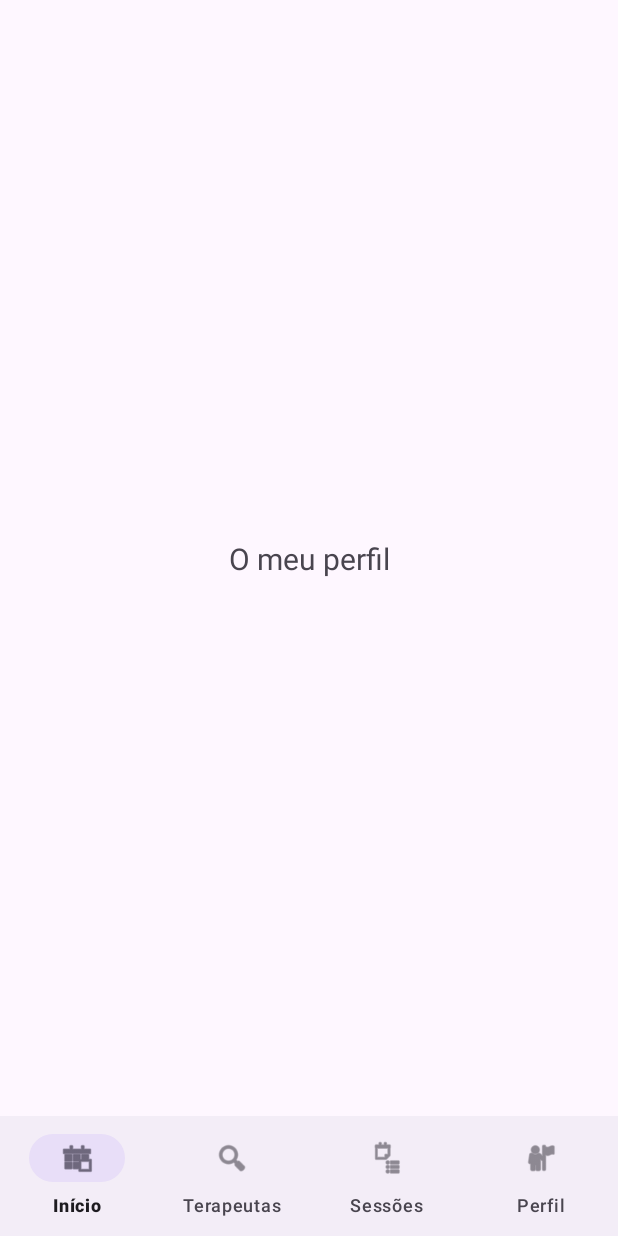
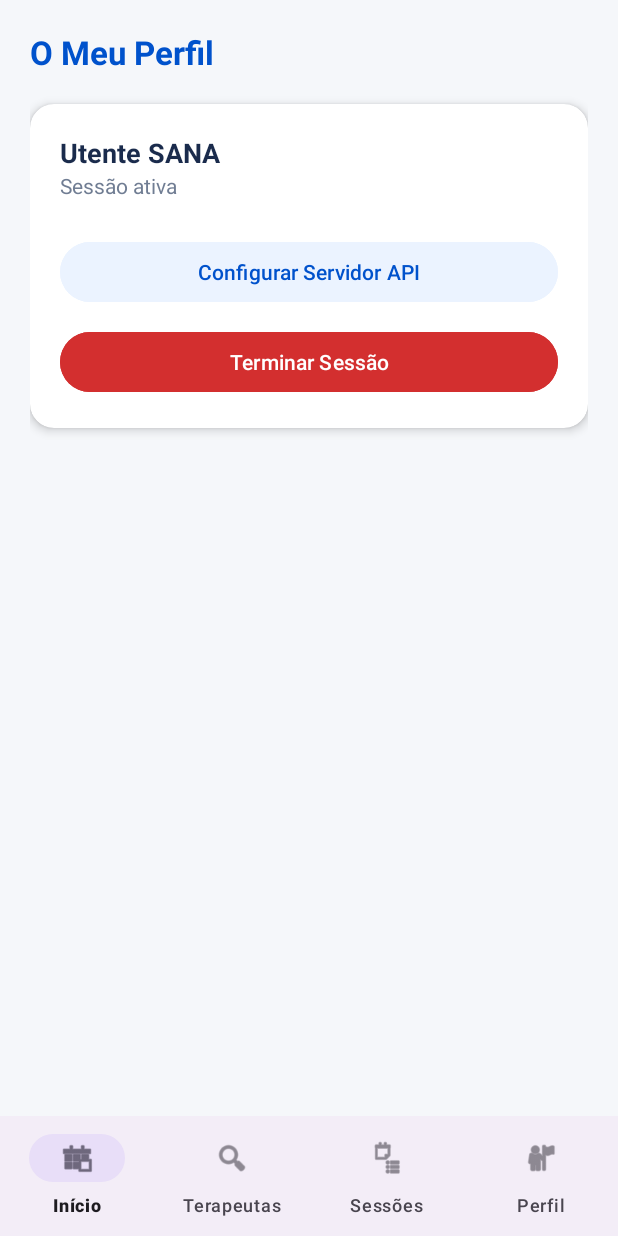
Before and after one commit to DiogoLopees/Projeto-PSI, an Android app: the fragment ProfileFragment placed in its activity, on a phone screen of 412 x 824 dp. Run offline under Robolectric (Android 15) with nearby library versions, the phone set to English and light mode, and no system bars.

Commit message:
LoginActivity, RegisterActivity e ProfileFragment com gestao de sessao JWT

```diff
--- a/android/app/src/main/AndroidManifest.xml
+++ b/android/app/src/main/AndroidManifest.xml
@@ -14,7 +14,7 @@
         android:supportsRtl="true"
         android:theme="@style/Theme.SANAANDROID"
         android:usesCleartextTraffic="true">
-
+        <activity android:name=".RegisterActivity" android:exported="false" />
         <activity
             android:name=".LoginActivity"
             android:exported="true"
--- a/android/app/src/main/java/com/example/sana_android/LoginActivity.java
+++ b/android/app/src/main/java/com/example/sana_android/LoginActivity.java
@@ -16,6 +16,8 @@ public class LoginActivity extends AppCompatActivity {
 
     @Override
     protected void onCreate(Bundle savedInstanceState) {
+        binding.btnGoToRegister.setOnClickListener(v ->
+                startActivity(new Intent(this, RegisterActivity.class)));
         super.onCreate(savedInstanceState);
         binding = ActivityLoginBinding.inflate(getLayoutInflater());
         setContentView(binding.getRoot());
--- a/android/app/src/main/java/com/example/sana_android/ProfileFragment.java
+++ b/android/app/src/main/java/com/example/sana_android/ProfileFragment.java
@@ -1,5 +1,6 @@
 package com.example.sana_android;
 
+import android.content.Intent;
 import android.os.Bundle;
 import android.view.LayoutInflater;
 import android.view.View;
@@ -7,11 +8,27 @@ import android.view.ViewGroup;
 import androidx.annotation.NonNull;
 import androidx.annotation.Nullable;
 import androidx.fragment.app.Fragment;
+import com.example.sana_android.databinding.FragmentProfileBinding;
 
 public class ProfileFragment extends Fragment {
+
+    private FragmentProfileBinding binding;
+
     @Nullable
     @Override
     public View onCreateView(@NonNull LayoutInflater inflater, @Nullable ViewGroup container, @Nullable Bundle savedInstanceState) {
-        return inflater.inflate(R.layout.fragment_profile, container, false);
+        binding = FragmentProfileBinding.inflate(inflater, container, false);
+
+        binding.btnProfileSettings.setOnClickListener(v ->
+                startActivity(new Intent(requireContext(), SettingsActivity.class)));
+
+        binding.btnLogout.setOnClickListener(v -> {
+            VolleyHelper.saveToken(requireContext(), "");
+            Intent intent = new Intent(requireContext(), LoginActivity.class);
+            intent.setFlags(Intent.FLAG_ACTIVITY_NEW_TASK | Intent.FLAG_ACTIVITY_CLEAR_TASK);
+            startActivity(intent);
+        });
+
+        return binding.getRoot();
     }
 }
--- a/android/app/src/main/res/layout/fragment_profile.xml
+++ b/android/app/src/main/res/layout/fragment_profile.xml
@@ -1,17 +1,69 @@
 <?xml version="1.0" encoding="utf-8"?>
-<androidx.constraintlayout.widget.ConstraintLayout xmlns:android="http://schemas.android.com/apk/res/android"
+<LinearLayout xmlns:android="http://schemas.android.com/apk/res/android"
     xmlns:app="http://schemas.android.com/apk/res-auto"
     android:layout_width="match_parent"
-    android:layout_height="match_parent">
+    android:layout_height="match_parent"
+    android:background="#F5F7FA"
+    android:orientation="vertical"
+    android:padding="20dp">
 
     <TextView
         android:layout_width="wrap_content"
         android:layout_height="wrap_content"
-        android:text="O meu perfil"
-        android:textSize="20sp"
-        app:layout_constraintBottom_toBottomOf="parent"
-        app:layout_constraintEnd_toEndOf="parent"
-        app:layout_constraintStart_toStartOf="parent"
-        app:layout_constraintTop_toTopOf="parent" />
+        android:layout_marginBottom="20dp"
+        android:text="O Meu Perfil"
+        android:textColor="#0052CC"
+        android:textSize="22sp"
+        android:textStyle="bold" />
 
-</androidx.constraintlayout.widget.ConstraintLayout>
+    <androidx.cardview.widget.CardView
+        android:layout_width="match_parent"
+        android:layout_height="wrap_content"
+        app:cardBackgroundColor="#FFFFFF"
+        app:cardCornerRadius="16dp"
+        app:cardElevation="4dp">
+
+        <LinearLayout
+            android:layout_width="match_parent"
+            android:layout_height="wrap_content"
+            android:orientation="vertical"
+            android:padding="20dp">
+
+            <TextView
+                android:id="@+id/tvProfileName"
+                android:layout_width="wrap_content"
+                android:layout_height="wrap_content"
+                android:text="Utente SANA"
+                android:textColor="#1A2B4C"
+                android:textSize="18sp"
+                android:textStyle="bold" />
+
+            <TextView
+                android:id="@+id/tvProfileStatus"
+                android:layout_width="wrap_content"
+                android:layout_height="wrap_content"
+                android:layout_marginBottom="24dp"
+                android:text="Sessão ativa"
+                android:textColor="#707D93"
+                android:textSize="14sp" />
+
+            <Button
+                android:id="@+id/btnProfileSettings"
+                android:layout_width="match_parent"
+                android:layout_height="wrap_content"
+                android:layout_marginBottom="12dp"
+                android:backgroundTint="#EBF3FF"
+                android:text="Configurar Servidor API"
+                android:textColor="#0052CC" />
+
+            <Button
+                android:id="@+id/btnLogout"
+                android:layout_width="match_parent"
+                android:layout_height="wrap_content"
+                android:backgroundTint="#D32F2F"
+                android:text="Terminar Sessão"
+                android:textColor="#FFFFFF" />
+
+        </LinearLayout>
+    </androidx.cardview.widget.CardView>
+</LinearLayout>
```
Also changed, not shown: android/app/src/main/java/com/example/sana_android/RegisterActivity.java (added, +73 -0 lines), android/app/src/main/res/layout/activity_login.xml (+9 -0 lines), android/app/src/main/res/layout/activity_register.xml (added, +112 -0 lines).
